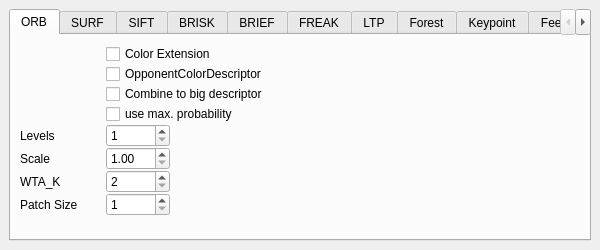
Qt form src/terratrainer/ui/terra_preferences.ui (cogsys-tuebingen/csapex) before a commit.
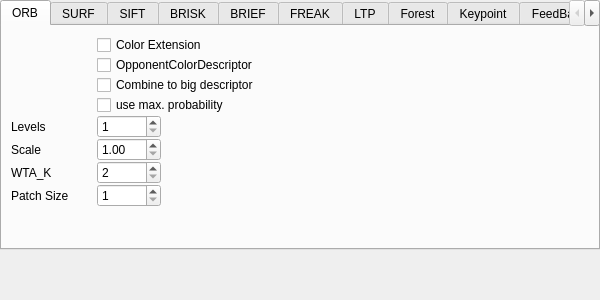
The same form after that commit.

```diff
--- a/src/terratrainer/ui/terra_preferences.ui
+++ b/src/terratrainer/ui/terra_preferences.ui
@@ -7,19 +7,19 @@
     <x>0</x>
     <y>0</y>
     <width>600</width>
-    <height>250</height>
+    <height>300</height>
    </rect>
   </property>
   <property name="minimumSize">
    <size>
     <width>600</width>
-    <height>250</height>
+    <height>300</height>
    </size>
   </property>
   <property name="maximumSize">
    <size>
     <width>600</width>
-    <height>250</height>
+    <height>300</height>
    </size>
   </property>
   <property name="windowTitle">
@@ -38,7 +38,13 @@
      <height>250</height>
     </size>
    </property>
-   <layout class="QHBoxLayout" name="horizontalLayout">
+   <layout class="QVBoxLayout" name="verticalLayout_10">
+    <property name="spacing">
+     <number>0</number>
+    </property>
+    <property name="margin">
+     <number>0</number>
+    </property>
     <item>
      <widget class="QTabWidget" name="preferences">
       <property name="enabled">
```
